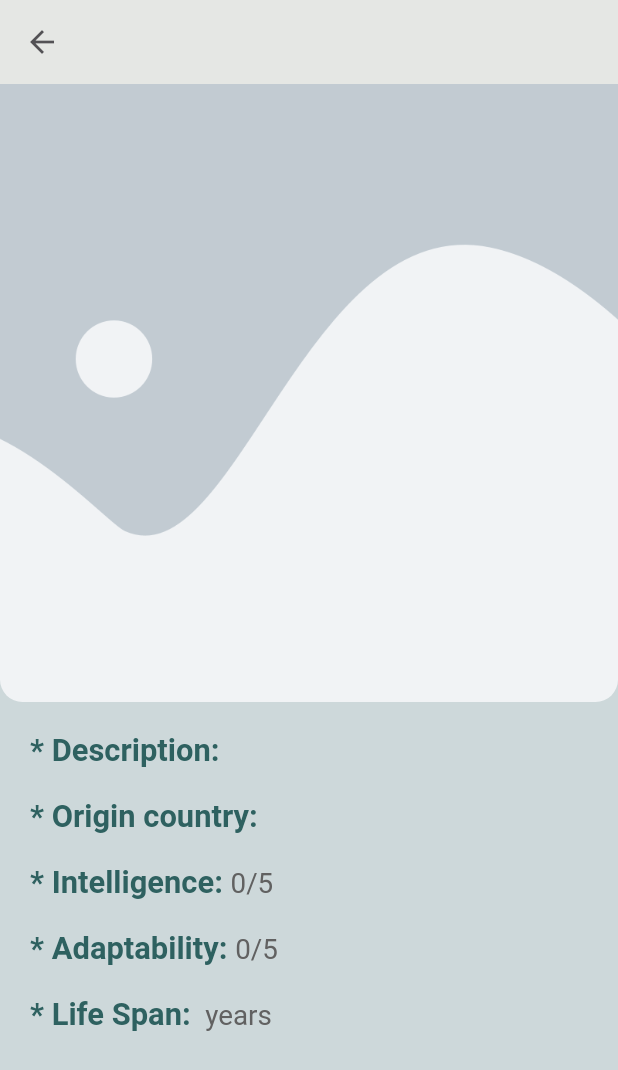
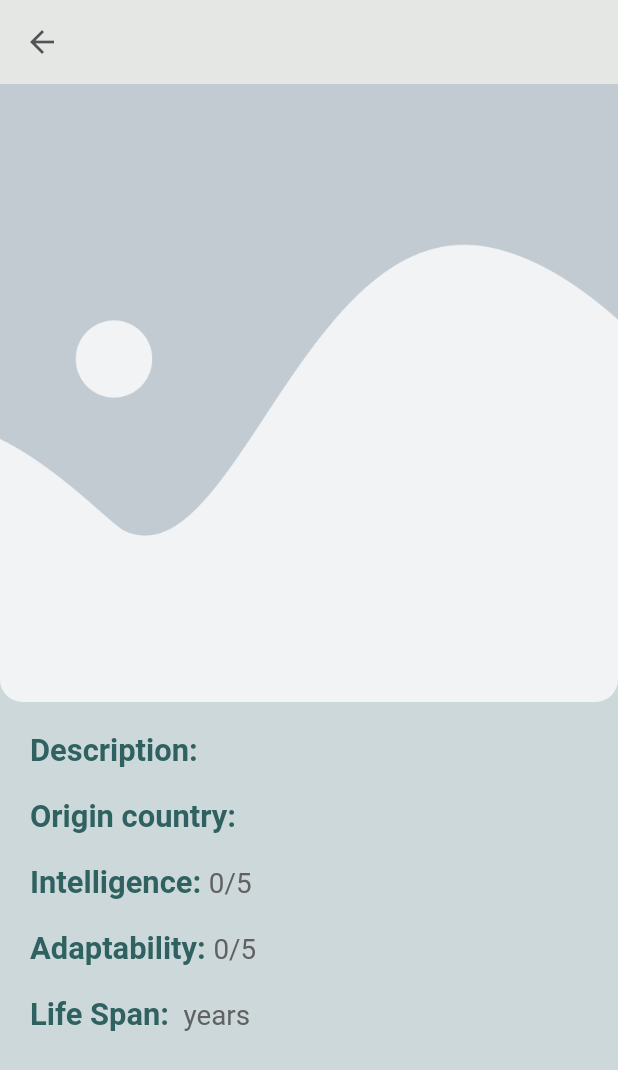
Before and after one commit to badiaz/Pragma_prueba_tecnica, a Flutter app: the CatDetailScreen screen opened directly with empty values, on a phone screen of 412 x 824 dp. Shown: the top 1070 px of the screen. Run offline on Flutter 3.47's test engine with Material 3 defaults, Android fonts, the phone set to English and light mode, and no system bars; our stand-ins replace equatable, flutter_bloc; missing offline and left inert: injector.

Commit message:
last version

```diff
--- a/lib/presentation/blocs/breed/breed_bloc.dart
+++ b/lib/presentation/blocs/breed/breed_bloc.dart
@@ -35,6 +35,7 @@ class BreedBloc extends Bloc<BreedEvent, BreedState> {
 
   Future<void> _onLoadMoreBreeds(
       LoadMoreBreedsEvent event, Emitter<BreedState> emit) async {
+    try {
       if (state is BreedLoadedState) {
         final currentState = state as BreedLoadedState;
         currentPage++;
@@ -50,6 +51,9 @@ class BreedBloc extends Bloc<BreedEvent, BreedState> {
             ),
           );
         }
+      }
+    } catch (e) {
+      emit(const BreedErrorState('e'));
     }
   }
 
--- a/lib/presentation/blocs/breed/breed_state.dart
+++ b/lib/presentation/blocs/breed/breed_state.dart
@@ -15,8 +15,7 @@ class BreedLoadingState extends BreedState {}
 
 class BreedLoadedState extends BreedState {
   final List<BreedEntity> breeds;
-  final List<BreedEntity>?
-      searchResults; // Resultados de búsqueda son opcionales
+  final List<BreedEntity>? searchResults;
   final bool hasReachedMax;
   const BreedLoadedState(
       {this.breeds = const [],
--- a/lib/presentation/screens/cat_detail_screen.dart
+++ b/lib/presentation/screens/cat_detail_screen.dart
@@ -22,15 +22,14 @@ class CatDetailScreen extends StatelessWidget {
                     horizontal: 20.0, vertical: 10.0),
                 child: ListView(
                   children: [
-                    _buildInfoText(
-                        size, '* Description: ', catInfo!.description),
-                    _buildInfoText(size, '* Origin country: ', catInfo!.origin),
-                    _buildInfoText(size, '* Intelligence: ',
+                    _buildInfoText(size, 'Description: ', catInfo!.description),
+                    _buildInfoText(size, 'Origin country: ', catInfo!.origin),
+                    _buildInfoText(size, 'Intelligence: ',
                         '${catInfo!.intelligence.toString()}/5'),
-                    _buildInfoText(size, '* Adaptability: ',
+                    _buildInfoText(size, 'Adaptability: ',
                         '${catInfo!.adaptability.toString()}/5'),
                     _buildInfoText(
-                        size, '* Life Span: ', '${catInfo!.lifeSpan} years'),
+                        size, 'Life Span: ', '${catInfo!.lifeSpan} years'),
                   ],
                 ),
               ),
@@ -84,15 +83,15 @@ class CatDetailScreen extends StatelessWidget {
   }
 
   Widget _buildHeaderImage(Size size) {
-    return ClipRRect(
+    return Hero(
+      tag: catInfo!.id,
+      child: ClipRRect(
         borderRadius: const BorderRadius.only(
             bottomLeft: Radius.circular(15.0),
             bottomRight: Radius.circular(15.0)),
         child: SizedBox(
           height: size.height * 0.5,
           width: size.width,
-        child: Hero(
-          tag: catInfo!.id,
           child: FadeInImage(
             width: size.width * 0.35,
             height: size.height * 0.17,
```
Also changed, not shown: lib/presentation/delegates/search_delegate.dart (+5 -4 lines), lib/presentation/screens/home_screen.dart (+29 -16 lines). Lines whose indentation alone changed are shown as unchanged.
